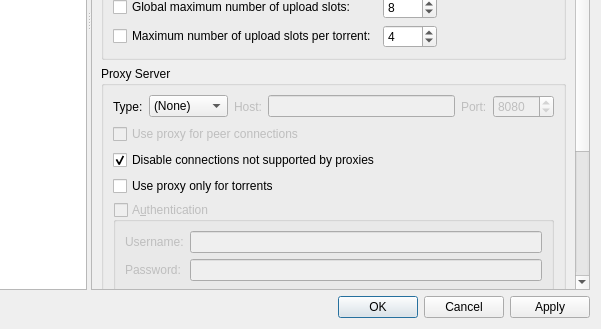
Before: the Qt Designer form src/gui/optionsdlg.ui in SysAdminDoc/qBittorrent-Vanced, drawn with Qt 5; both pictures show x 178 to 779 and y 262 to 591 of the 779 by 591 pixel window.
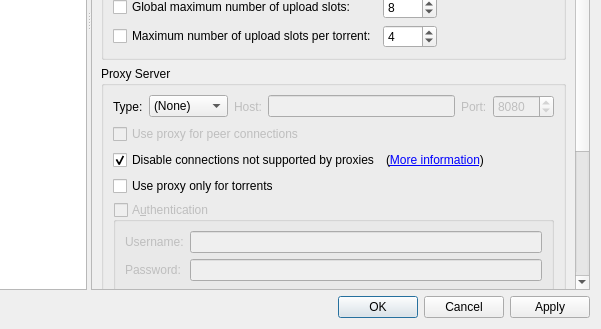
After: the same form once the commit is applied. The open tabs and pages were chosen to show the change. Custom widgets are drawn as their Qt base class.

Commit message: Add More Information link

Diff of the .ui file:
```diff
--- a/src/gui/optionsdlg.ui
+++ b/src/gui/optionsdlg.ui
@@ -1581,6 +1581,8 @@
                 </widget>
                </item>
                <item>
+                <layout class="QHBoxLayout" name="forceProxyHorizontalLayout">
+                 <item>
                 <widget class="QCheckBox" name="checkForceProxy">
                  <property name="text">
                   <string>Disable connections not supported by proxies</string>
@@ -1589,6 +1591,18 @@
                   <bool>true</bool>
                  </property>
                 </widget>
+                 </item>
+                 <item>
+                  <widget class="QLabel" name="labelForceProxy">
+                   <property name="text">
+                    <string> (&lt;a href=&quot;https://github.com/qbittorrent/qBittorrent/wiki/Disable-connections-not-supported-by-proxies&quot;&gt;More information&lt;/a&gt;)</string>
+                   </property>
+                   <property name="openExternalLinks">
+                    <bool>true</bool>
+                   </property>
+                  </widget>
+                 </item>
+                </layout>
                </item>
                <item>
                 <widget class="QCheckBox" name="isProxyOnlyForTorrents">
```
Lines whose indentation alone changed are shown as unchanged. The commit also changes 1 other file.
